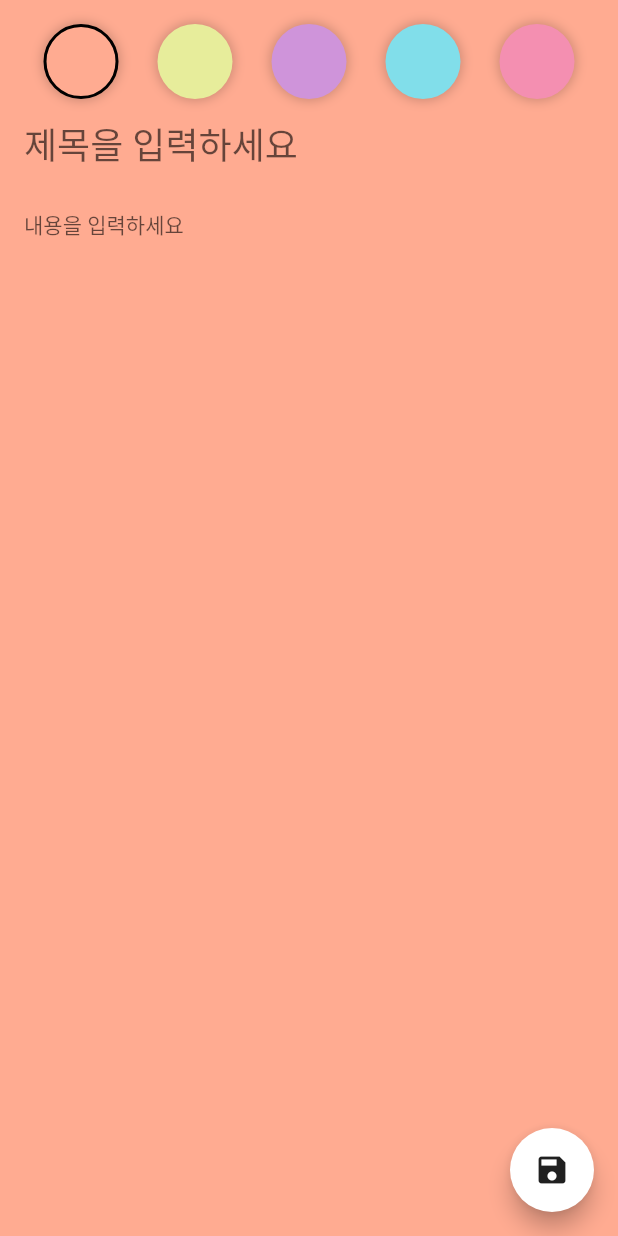
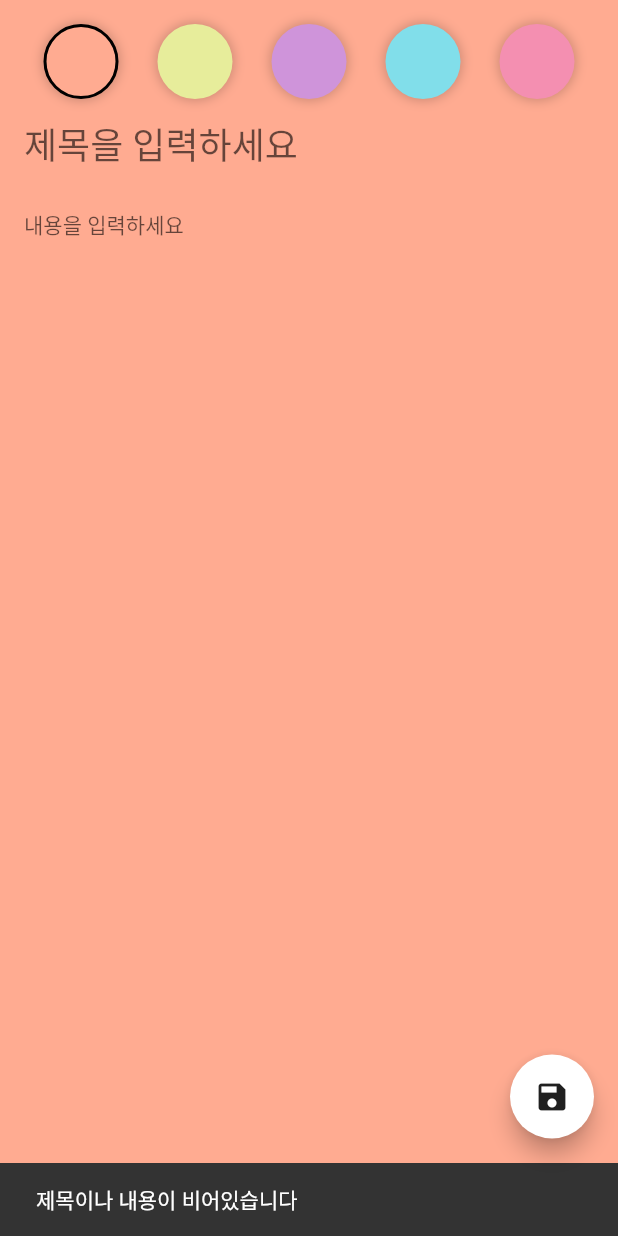
Before and after one commit to qwq140/flutter_note_app, a Flutter app: the AddEditNoteScreen screen opened directly, after a tap on the "save" icon, on a phone screen of 412 x 824 dp. Run offline on Flutter 3.47's test engine with Material 2 defaults, Android fonts, the phone set to English and light mode, and no system bars; our stand-ins replace freezed_annotation, sqflite; accounts and stored records are empty; generated files the repository leaves out were written again.

Commit message:
노트 작성하기, 노트 리스트 화면에 표시하기

```diff
--- a/lib/presentation/add_edit_note/add_edit_note_screen.dart
+++ b/lib/presentation/add_edit_note/add_edit_note_screen.dart
@@ -1,8 +1,16 @@
+import 'dart:async';
+
 import 'package:flutter/material.dart';
+import 'package:note_app/domain/model/note.dart';
+import 'package:note_app/presentation/add_edit_note/add_edit_note_event.dart';
+import 'package:note_app/presentation/add_edit_note/add_edit_note_view_model.dart';
 import 'package:note_app/ui/colors.dart';
+import 'package:provider/provider.dart';
 
 class AddEditNoteScreen extends StatefulWidget {
-  const AddEditNoteScreen({Key? key}) : super(key: key);
+  final Note? note;
+
+  const AddEditNoteScreen({Key? key, this.note}) : super(key: key);
 
   @override
   State<AddEditNoteScreen> createState() => _AddEditNoteScreenState();
@@ -17,13 +25,28 @@ class _AddEditNoteScreenState extends State<AddEditNoteScreen> {
     illusion,
   ];
 
-  Color _color = roseBud;
-
   final TextEditingController _titleController = TextEditingController();
   final TextEditingController _contentController = TextEditingController();
+  StreamSubscription? _streamSubscription;
+
+  @override
+  void initState() {
+    super.initState();
+
+    Future.microtask(() {
+      final viewModel = context.read<AddEditNoteViewModel>();
+
+      _streamSubscription = viewModel.eventStream.listen((event) {
+        event.when(saveNote: () {
+          Navigator.pop(context, true);
+        },);
+      });
+    });
+  }
 
   @override
   void dispose() {
+    _streamSubscription?.cancel();
     _titleController.dispose();
     _contentController.dispose();
     super.dispose();
@@ -31,15 +54,31 @@ class _AddEditNoteScreenState extends State<AddEditNoteScreen> {
 
   @override
   Widget build(BuildContext context) {
+    final viewModel = context.watch<AddEditNoteViewModel>();
+
     return Scaffold(
       floatingActionButton: FloatingActionButton(
-        onPressed: () {},
+        onPressed: () {
+          if (_titleController.text.isEmpty ||
+              _contentController.text.isEmpty) {
+            const snackBar = SnackBar(content: Text('제목이나 내용이 비어있습니다'));
+            ScaffoldMessenger.of(context).showSnackBar(snackBar);
+            return;
+          }
+          viewModel.onEvent(
+            AddEditNoteEvent.saveNote(
+              widget.note?.id,
+              _titleController.text,
+              _contentController.text,
+            ),
+          );
+        },
         child: const Icon(Icons.save),
       ),
       body: SafeArea(
         child: AnimatedContainer(
           padding: const EdgeInsets.all(16),
-          color: _color,
+          color: Color(viewModel.color),
           duration: const Duration(milliseconds: 500),
           child: Column(
             children: [
@@ -49,12 +88,12 @@ class _AddEditNoteScreenState extends State<AddEditNoteScreen> {
                     .map(
                       (color) => InkWell(
                         onTap: () {
-                          _color = color;
-                          setState(() {});
+                          viewModel.onEvent(
+                              AddEditNoteEvent.changeColor(color.value));
                         },
                         child: _buildBackgroundColor(
                           color: color,
-                          selected: _color == color,
+                          selected: viewModel.color == color.value,
                         ),
                       ),
                     )
@@ -63,6 +102,7 @@ class _AddEditNoteScreenState extends State<AddEditNoteScreen> {
               TextField(
                 maxLines: 1,
                 cursorColor: darkGray,
+                controller: _titleController,
                 style: Theme.of(context)
                     .textTheme
                     .headline5!
@@ -75,6 +115,7 @@ class _AddEditNoteScreenState extends State<AddEditNoteScreen> {
               TextField(
                 maxLines: null,
                 cursorColor: darkGray,
+                controller: _contentController,
                 style: Theme.of(context)
                     .textTheme
                     .bodyText1!
--- /dev/null
+++ b/lib/presentation/add_edit_note/add_edit_note_ui_event.dart
@@ -0,0 +1,8 @@
+import 'package:freezed_annotation/freezed_annotation.dart';
+
+part 'add_edit_note_ui_event.freezed.dart';
+
+@freezed
+class AddEditNoteUiEvent with _$AddEditNoteUiEvent {
+  const factory AddEditNoteUiEvent.saveNote() = SaveNote;
+}
--- a/lib/presentation/add_edit_note/add_edit_note_view_model.dart
+++ b/lib/presentation/add_edit_note/add_edit_note_view_model.dart
@@ -1,14 +1,22 @@
+import 'dart:async';
+
 import 'package:flutter/material.dart';
 import 'package:note_app/domain/model/note.dart';
 import 'package:note_app/domain/repository/note_repository.dart';
 import 'package:note_app/presentation/add_edit_note/add_edit_note_event.dart';
+import 'package:note_app/presentation/add_edit_note/add_edit_note_ui_event.dart';
+import 'package:note_app/ui/colors.dart';
 
 class AddEditNoteViewModel with ChangeNotifier {
   final NoteRepository repository;
 
-  int _color = Colors.orange.value;
+  int _color = roseBud.value;
 
   int get color => _color;
+
+  // broadcast를 사용하면 여러번 listen이 가능하다.
+  final _eventController = StreamController<AddEditNoteUiEvent>.broadcast();
+  Stream<AddEditNoteUiEvent> get eventStream => _eventController.stream;
 
   AddEditNoteViewModel(this.repository);
 
@@ -45,5 +53,7 @@ class AddEditNoteViewModel with ChangeNotifier {
         ),
       );
     }
+
+    _eventController.add(const AddEditNoteUiEvent.saveNote());
   }
 }
--- a/lib/presentation/notes/notes_view_model.dart
+++ b/lib/presentation/notes/notes_view_model.dart
@@ -14,7 +14,9 @@ class NotesViewModel with ChangeNotifier {
 
   Note? _recentlyDeletedNote;
 
-  NotesViewModel(this.repository);
+  NotesViewModel(this.repository){
+    _loadNotes();
+  }
 
   void onEvent(NotesEvent event) {
     event.when(
```
Also changed, not shown: lib/presentation/notes/notes_screen.dart (+12 -20 lines).
